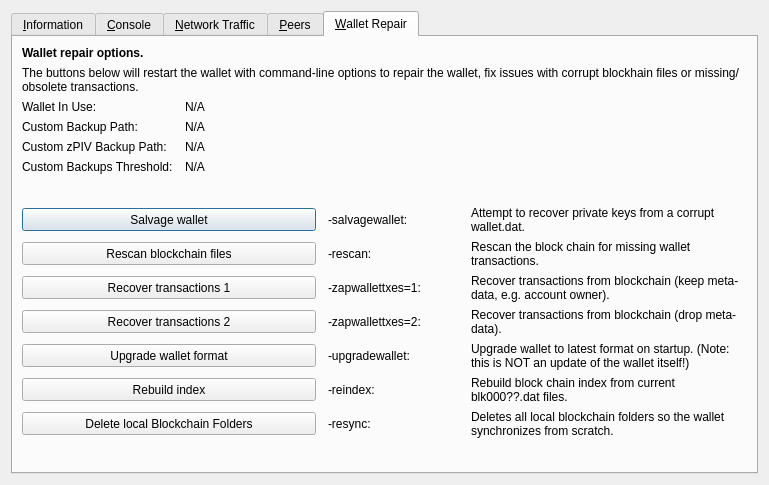
mammix2/kore-mammix2, file src/qt/forms/rpcconsole.ui: the form before one commit.
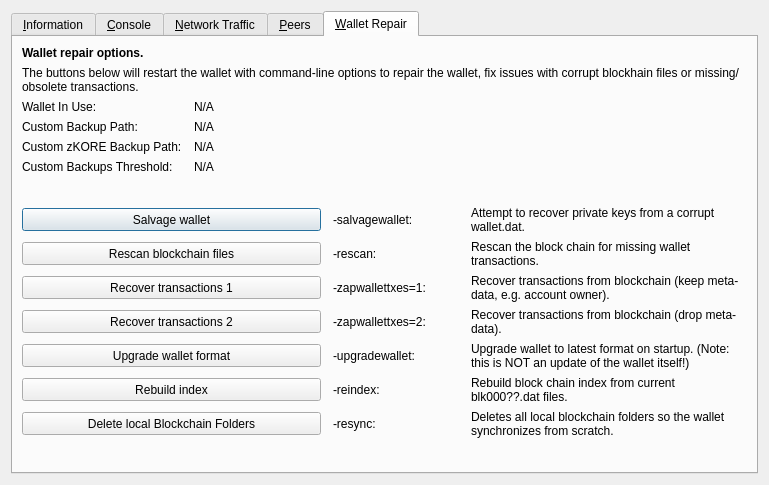
The form after the commit. The open tabs and pages were chosen to show the change. Icons and pictures are not drawn. Custom widgets are drawn as their Qt base class.

Commit message: kore name and file references

The edit to the form file:
```diff
--- a/src/qt/forms/rpcconsole.ui
+++ b/src/qt/forms/rpcconsole.ui
@@ -1328,7 +1328,7 @@
        <item row="4" column="0">
         <widget class="QLabel" name="wallet_customzpivbackuppath_label">
          <property name="text">
-          <string>Custom zPIV Backup Path:</string>
+          <string>Custom zKORE Backup Path:</string>
          </property>
          <property name="visible">
           <bool>false</bool>
```
The commit also changes 118 other files.
